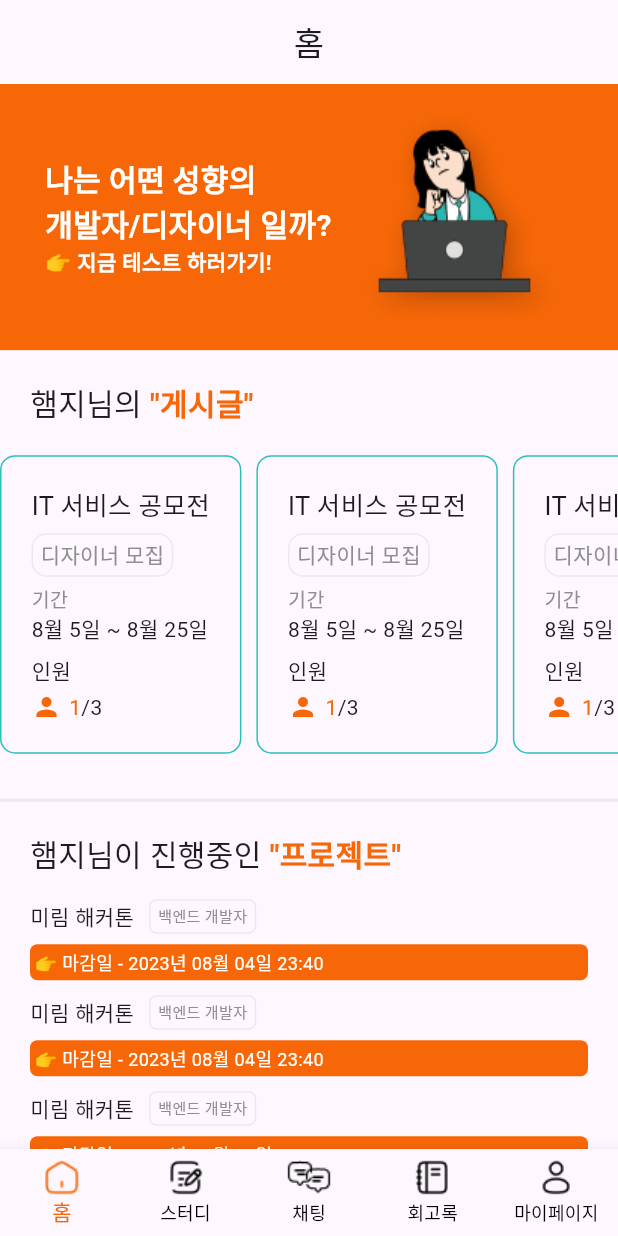
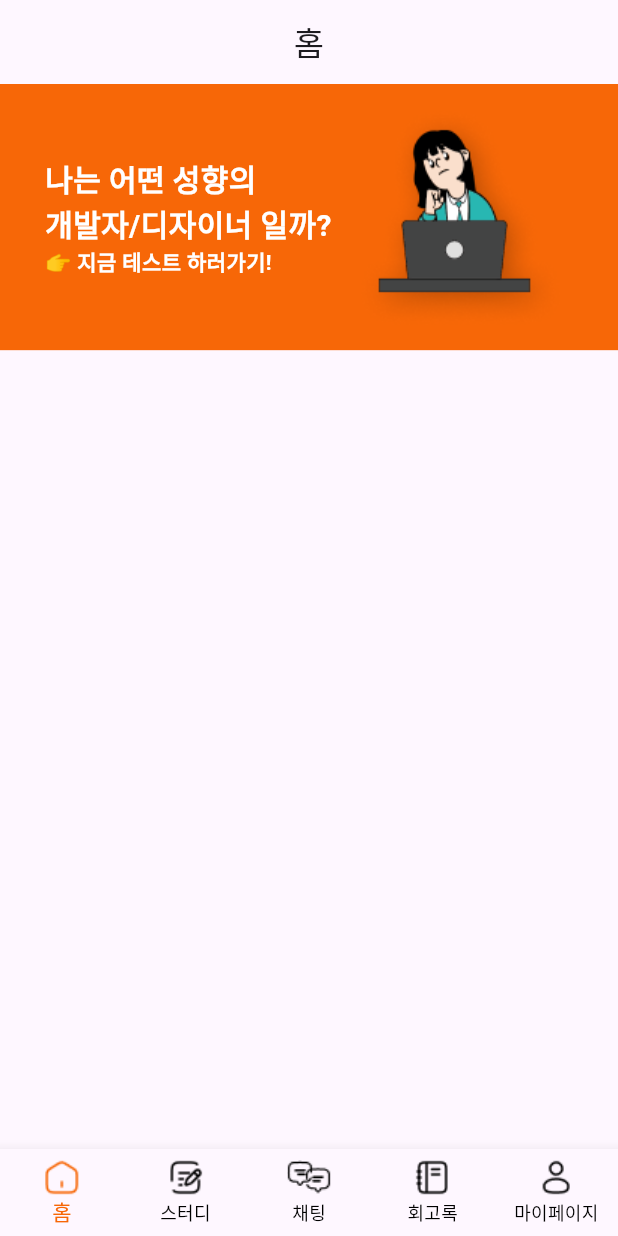
Before and after one commit to DreamOrReality/Dream-Or-Reality-Flutter, a Flutter app: the screen it shows after launch, on a phone screen of 412 x 824 dp. Run offline on Flutter 3.47's test engine with Material 3 defaults, Android fonts, the phone set to English and light mode, and no system bars.

Commit message:
레드썬

```diff
--- a/lib/main.dart
+++ b/lib/main.dart
@@ -1,9 +1,8 @@
 import 'package:flutter/material.dart';
-import 'package:flutter_dream_or_reality/screens/input_study_post_screen.dart';
-import 'package:flutter_dream_or_reality/screens/test_start_screen.dart';
+import 'package:flutter_dream_or_reality/screens/study/input_study_post_screen.dart';
+import 'package:flutter_dream_or_reality/screens/test/test_start_screen.dart';
 
 import 'screens/home_screen.dart';
-import 'screens/study_screen.dart';
 
 void main() {
   runApp(const MainApp());
@@ -11,7 +10,6 @@ void main() {
 
 class MainApp extends StatelessWidget {
   const MainApp({super.key});
-
   @override
   Widget build(BuildContext context) {
     return MaterialApp(
@@ -19,7 +17,6 @@ class MainApp extends StatelessWidget {
       initialRoute: '/',
       routes: {
         '/': (context) => const HomeScreen(),
-        '/study': (context) => const StudyScreen(),
         '/input_study': (context) => const InputStudyPostScreen(),
         '/test_start': (context) => const TestStartScreen(),
       },
--- a/lib/screens/home_screen.dart
+++ b/lib/screens/home_screen.dart
@@ -2,9 +2,6 @@ import 'package:flutter/material.dart';
 import 'package:flutter_dream_or_reality/theme/color.dart';
 
 import '../widgets/bottom_navtion_bar_widget.dart';
-import '../widgets/home/home_circularchart_widget.dart';
-import '../widgets/home/home_my_post_widget.dart';
-import '../widgets/home/home_my_project_widget.dart';
 
 class HomeScreen extends StatelessWidget {
   const HomeScreen({super.key});
@@ -21,97 +18,6 @@ class HomeScreen extends StatelessWidget {
           children: [
             // 상단 성향 테스트 배너 (누르면 페이지 이동 로직 구현할 것)
             buildTestBanner(context),
-            // 나의 게시글 컨테이너
-            Container(
-              decoration: const BoxDecoration(
-                border: Border(
-                    bottom: BorderSide(color: Color(0xFFEAEAEA), width: 2.0)),
-              ),
-              child: Column(
-                children: [
-                  Padding(
-                    padding: const EdgeInsets.all(20),
-                    // 햄지님의 "게시글" - 유저이름과 "게시글" 텍스트 분리 (스타일이 달라서)
-                    child: Row(
-                      children: [
-                        const Text(
-                          '햄지님의', //이 부분에 로그인된 유저 이름을 불러올 것
-                          style: TextStyle(fontSize: 20),
-                        ),
-                        Text(
-                          ' "게시글"',
-                          style: TextStyle(
-                            fontSize: 20,
-                            color: primaryColor,
-                            fontWeight: FontWeight.bold,
-                          ),
-                        ),
-                      ],
-                    ),
-                  ),
-                  // 내 게시글을 빌드하는 곳 (예시 3개 넣어둠)
-                  SingleChildScrollView(
-                    scrollDirection: Axis.horizontal,
-                    child: Row(
-                      children: [
-                        // for문으로 데이터 빌드하면 될듯
-                        buildMyPost(context, 'IT 서비스 공모전', '디자이너 모집',
-                            '8월 5일 ~ 8월 25일', 1, 3),
-                        const SizedBox(width: 10),
-                        buildMyPost(context, 'IT 서비스 공모전', '디자이너 모집',
-                            '8월 5일 ~ 8월 25일', 1, 3),
-                        const SizedBox(width: 10),
-                        buildMyPost(context, 'IT 서비스 공모전', '디자이너 모집',
-                            '8월 5일 ~ 8월 25일', 1, 3),
-                      ],
-                    ),
-                  ),
-                  const SizedBox(height: 30),
-                ],
-              ),
-            ),
-            // 나의 프로젝트 컨테이너
-            Container(
-              decoration: const BoxDecoration(
-                border: Border(
-                    bottom: BorderSide(color: Color(0xFFEAEAEA), width: 2.0)),
-              ),
-              child: Padding(
-                padding: const EdgeInsets.all(20),
-                child: Column(
-                  children: [
-                    // `유저이름`님이 진행중인 "프로젝트"
-                    Row(
-                      children: [
-                        const Text(
-                          '햄지님이 진행중인',
-                          style: TextStyle(fontSize: 20),
-                        ),
-                        Text(
-                          ' "프로젝트"',
-                          style: TextStyle(
-                              fontSize: 20,
-                              fontWeight: FontWeight.bold,
-                              color: primaryColor),
-                        ),
-                      ],
-                    ),
-                    const SizedBox(height: 15),
-                    // for문으로 데이터 빌드하면 될듯
-                    // 예시 데이터 3개 넣어둠
-                    buildMyProject(
-                        context, '미림 해커톤', '백엔드 개발자', '2023년 08월 04일 23:40'),
-                    const SizedBox(height: 10),
-                    buildMyProject(
-                        context, '미림 해커톤', '백엔드 개발자', '2023년 08월 04일 23:40'),
-                    const SizedBox(height: 10),
-                    buildMyProject(
-                        context, '미림 해커톤', '백엔드 개발자', '2023년 08월 04일 23:40'),
-                  ],
-                ),
-              ),
-            ),
-            const CircularChart(),
           ],
         ),
       ),
--- a/lib/widgets/home/home_my_post_widget.dart
+++ /dev/null
@@ -1,62 +0,0 @@
-import 'package:flutter/material.dart';
-import 'package:flutter_dream_or_reality/theme/color.dart';
-
-Widget buildMyPost(BuildContext context, String prjName, String tag,
-    String period, int p1, int p2) {
-  return Container(
-    padding: const EdgeInsets.all(20),
-    decoration: BoxDecoration(
-      border: Border.all(color: secondaryColor),
-      borderRadius: BorderRadius.circular(10),
-    ),
-    child: Column(
-      crossAxisAlignment: CrossAxisAlignment.start,
-      children: [
-        Text(
-          prjName,
-          style: const TextStyle(fontSize: 17),
-        ),
-        const SizedBox(height: 5),
-        Container(
-          padding: const EdgeInsets.fromLTRB(5, 3, 5, 3),
-          decoration: BoxDecoration(
-            border: Border.all(color: const Color(0xFFEAEAEA)),
-            borderRadius: BorderRadius.circular(10),
-          ),
-          child: Text(
-            tag,
-            style: const TextStyle(color: Color(0xFF8E8E8F)),
-          ),
-        ),
-        const SizedBox(height: 5),
-        const Text(
-          '기간',
-          style: TextStyle(
-            fontSize: 13,
-            color: Color(0xFF8E8E8F),
-          ),
-        ),
-        Text(period),
-        const SizedBox(height: 7),
-        const Text('인원'),
-        const SizedBox(height: 5),
-        Row(
-          children: [
-            Icon(
-              Icons.person,
-              size: 20,
-              color: primaryColor,
-            ),
-            const SizedBox(width: 5),
-            Text(
-              p1.toString(),
-              style: TextStyle(color: primaryColor),
-            ),
-            const Text('/'),
-            Text(p2.toString()),
-          ],
-        ),
-      ],
-    ),
-  );
-}
--- a/lib/widgets/home/home_my_project_widget.dart
+++ /dev/null
@@ -1,44 +0,0 @@
-import 'package:flutter/material.dart';
-
-import '../../theme/color.dart';
-
-Widget buildMyProject(
-    BuildContext context, String prjName, String myRole, String period) {
-  return Container(
-    child: Column(
-      crossAxisAlignment: CrossAxisAlignment.start,
-      children: [
-        Row(
-          children: [
-            Text(prjName),
-            const SizedBox(width: 10),
-            Container(
-              padding: const EdgeInsets.fromLTRB(5, 3, 5, 3),
-              decoration: BoxDecoration(
-                border: Border.all(color: const Color(0xFFEAEAEA)),
-                borderRadius: BorderRadius.circular(5),
-              ),
-              child: Text(
-                myRole,
-                style: const TextStyle(color: Color(0xFF8E8E8F), fontSize: 10),
-              ),
-            ),
-          ],
-        ),
-        const SizedBox(height: 7),
-        Container(
-          width: MediaQuery.of(context).size.width,
-          padding: const EdgeInsets.all(3),
-          decoration: BoxDecoration(
-            color: primaryColor,
-            borderRadius: BorderRadius.circular(5),
-          ),
-          child: Text(
-            '👉 마감일 - $period',
-            style: const TextStyle(color: Colors.white, fontSize: 12),
-          ),
-        ),
-      ],
-    ),
-  );
-}
```
Also changed, not shown: lib/screens/study/study_screen.dart (deleted, +0 -71 lines), lib/widgets/home/home_circularchart_widget.dart (deleted, +0 -57 lines), lib/widgets/study_project_post_widget.dart (deleted, +0 -110 lines).
